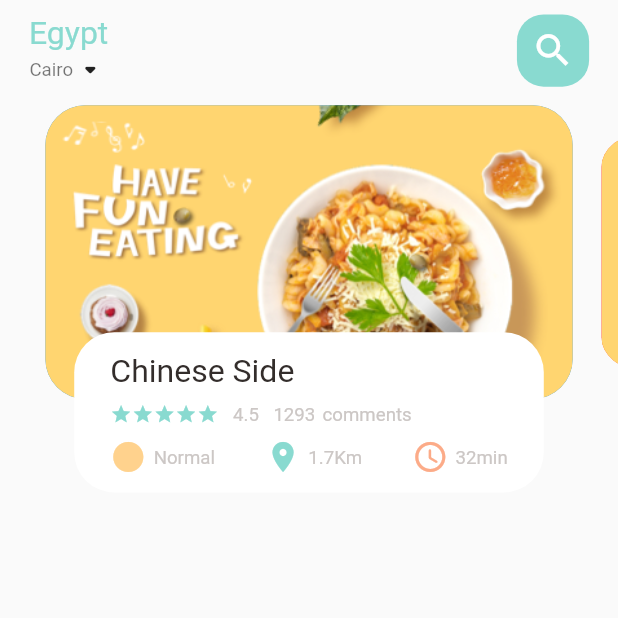
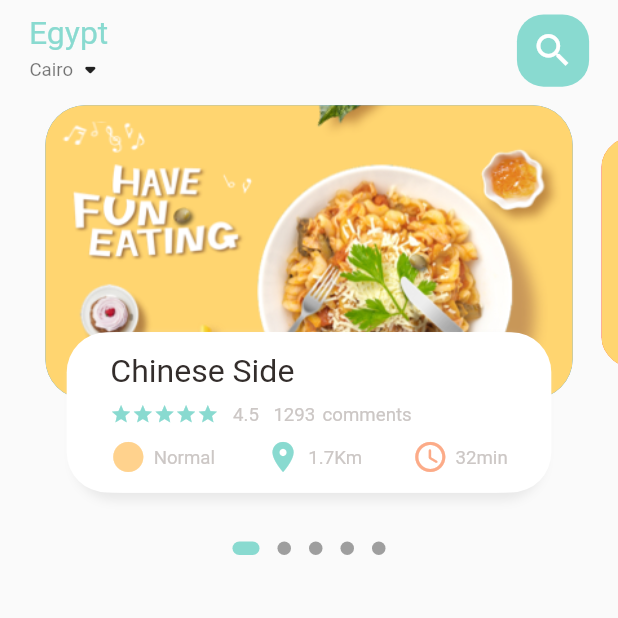
Before and after one commit to saqrelfirgany/Food_Flutter_App, a Flutter app: the screen it shows after launch, on a phone screen of 412 x 824 dp, the top half of it. Run offline on Flutter 3.47's test engine with Material 2 defaults, Android fonts, the phone set to English and light mode, and no system bars; drawn by our look-alikes of dots_indicator; our stand-ins replace flutter_screenutil, get; statements that could not run were skipped.

Commit message:
init comments for home header

```diff
--- a/lib/home/food_page_body.dart
+++ b/lib/home/food_page_body.dart
@@ -1,3 +1,4 @@
+import 'package:dots_indicator/dots_indicator.dart';
 import 'package:flutter/cupertino.dart';
 import 'package:flutter/material.dart';
 import 'package:flutter_screenutil/flutter_screenutil.dart';
@@ -36,7 +37,9 @@ class _FoodPageBodyState extends State<FoodPageBody> {
 
   @override
   Widget build(BuildContext context) {
-    return Container(
+    return Column(
+      children: [
+        Container(
           margin: EdgeInsetsDirectional.only(
             top: 14.h,
           ),
@@ -50,39 +53,39 @@ class _FoodPageBodyState extends State<FoodPageBody> {
                   index: position, currentPageValue: _currentPageValue);
             },
           ),
+        ),
+        buildDotsIndicator(currentPageValue: _currentPageValue),
+      ],
     );
   }
 }
 
-Widget buildPageItem({required int index, required double currentPageValue}) {
-  Matrix4 matrix = Matrix4.identity();
-  double scaleFactor = 0.8;
-  double height = 220.h;
-  if (index == currentPageValue.floor()) {
-    var currScale = 1 - (currentPageValue - index) * (1 - scaleFactor);
-    var currTrans = height * (1 - currScale) / 2;
-    matrix = Matrix4.diagonal3Values(1, currScale, 1)
-      ..setTranslationRaw(0, currTrans, 0);
-  } else if (index == currentPageValue.floor() + 1) {
-    var currScale =
-        scaleFactor + (currentPageValue - index + 1) * (1 - scaleFactor);
-    var currTrans = height * (1 - currScale) / 2;
-    matrix = Matrix4.diagonal3Values(1, currScale, 1);
-    matrix = Matrix4.diagonal3Values(1, currScale, 1)
-      ..setTranslationRaw(0, currTrans, 0);
-  } else if (index == currentPageValue.floor() - 1) {
-    var currScale = 1 - (currentPageValue - index) * (1 - scaleFactor);
-    var currTrans = height * (1 - currScale) / 2;
-    matrix = Matrix4.diagonal3Values(1, currScale, 1);
-    matrix = Matrix4.diagonal3Values(1, currScale, 1)
-      ..setTranslationRaw(0, currTrans, 0);
-  } else {
-    var currScale = 0.8;
-    var currTrans = height * (1 - scaleFactor) / 2;
-    matrix = Matrix4.diagonal3Values(1, currScale, 1)
-      ..setTranslationRaw(0, currTrans, 0);
+Widget buildDotsIndicator({required double currentPageValue}) {
+  ///
+  ///The DotsIndicator for the home page header
+  ///
+  return DotsIndicator(
+    dotsCount: 5,
+    position: currentPageValue,
+    decorator: DotsDecorator(
+      activeColor: AppColors.mainColor,
+      size: const Size.square(9.0),
+      activeSize: const Size(18.0, 9.0),
+      activeShape:
+          RoundedRectangleBorder(borderRadius: BorderRadius.circular(5.0)),
+    ),
+  );
 }
 
+Widget buildPageItem({required int index, required double currentPageValue}) {
+  ///
+  ///The PageItem for the home page header
+  ///
+  Matrix4 matrix = buildHeaderMatrix(index, currentPageValue);
+
+  ///
+  ///Header Slider for the home page header
+  ///
   return Transform(
     transform: matrix,
     child: Stack(
@@ -96,12 +99,20 @@ Widget buildPageItem({required int index, required double currentPageValue}) {
           decoration: BoxDecoration(
             borderRadius: BorderRadius.circular(30.r),
             color: index.isEven ? Colors.blue : Colors.deepOrange,
+
+            ///
+            ///Header Slider Image for the home page header
+            ///
             image: DecorationImage(
               fit: BoxFit.cover,
               image: assets['food0'],
             ),
           ),
         ),
+
+        ///
+        ///Sub Header Details - Container for the home page header
+        ///
         Align(
           alignment: Alignment.bottomCenter,
           child: Container(
@@ -114,7 +125,15 @@ Widget buildPageItem({required int index, required double currentPageValue}) {
             decoration: BoxDecoration(
                 borderRadius: BorderRadius.circular(30.r),
                 color: Colors.white,
+                boxShadow: const [
+                  BoxShadow(
+                    color: Color(0xFFe8e8e8),
+                    blurRadius: 5.0,
+                    offset: Offset(0, 5),
                   ),
+                  BoxShadow(color: Colors.white, offset: Offset(-5, 0)),
+                  BoxShadow(color: Colors.white, offset: Offset(5, 0)),
+                ]),
             child: Container(
               padding: EdgeInsetsDirectional.only(
                 top: 15.h,
@@ -124,10 +143,16 @@ Widget buildPageItem({required int index, required double currentPageValue}) {
               child: Column(
                 crossAxisAlignment: CrossAxisAlignment.start,
                 children: [
+                  ///
+                  ///Sub Header Details - Food Name
+                  ///
                   BigText(text: 'Chinese Side'),
                   SizedBox(height: 10.h),
                   Row(
                     children: [
+                      ///
+                      ///Sub Header Details - Food Starts
+                      ///
                       Wrap(
                         children: List.generate(
                           5,
@@ -139,8 +164,16 @@ Widget buildPageItem({required int index, required double currentPageValue}) {
                         ),
                       ),
                       SizedBox(width: 10.w),
+
+                      ///
+                      ///Sub Header Details - Food Starts rate
+                      ///
                       SmallText(text: '4.5'),
                       SizedBox(width: 10.w),
+
+                      ///
+                      ///Sub Header Details - Food num of comments
+                      ///
                       SmallText(text: '1293'),
                       SizedBox(width: 5.w),
                       SmallText(text: 'comments'),
@@ -176,3 +209,37 @@ Widget buildPageItem({required int index, required double currentPageValue}) {
     ),
   );
 }
+
+Matrix4 buildHeaderMatrix(int index, double currentPageValue) {
+  ///
+  ///The Matrix for transform the home page PageItem
+  ///
+  Matrix4 matrix = Matrix4.identity();
+  double scaleFactor = 0.8;
+  double height = 220.h;
+  if (index == currentPageValue.floor()) {
+    var currScale = 1 - (currentPageValue - index) * (1 - scaleFactor);
+    var currTrans = height * (1 - currScale) / 2;
+    matrix = Matrix4.diagonal3Values(1, currScale, 1)
+      ..setTranslationRaw(0, currTrans, 0);
+  } else if (index == currentPageValue.floor() + 1) {
+    var currScale =
+        scaleFactor + (currentPageValue - index + 1) * (1 - scaleFactor);
+    var currTrans = height * (1 - currScale) / 2;
+    matrix = Matrix4.diagonal3Values(1, currScale, 1);
+    matrix = Matrix4.diagonal3Values(1, currScale, 1)
+      ..setTranslationRaw(0, currTrans, 0);
+  } else if (index == currentPageValue.floor() - 1) {
+    var currScale = 1 - (currentPageValue - index) * (1 - scaleFactor);
+    var currTrans = height * (1 - currScale) / 2;
+    matrix = Matrix4.diagonal3Values(1, currScale, 1);
+    matrix = Matrix4.diagonal3Values(1, currScale, 1)
+      ..setTranslationRaw(0, currTrans, 0);
+  } else {
+    var currScale = 0.8;
+    var currTrans = height * (1 - scaleFactor) / 2;
+    matrix = Matrix4.diagonal3Values(1, currScale, 1)
+      ..setTranslationRaw(0, currTrans, 0);
+  }
+  return matrix;
+}
--- a/pubspec.yaml
+++ b/pubspec.yaml
@@ -13,6 +13,7 @@ dependencies:
     sdk: flutter
   get: ^4.6.1
   flutter_screenutil: ^5.1.1
+  dots_indicator: ^2.0.0
 
   cupertino_icons: ^1.0.2
 
```
Also changed, not shown: pubspec.lock. Lines whose indentation alone changed are shown as unchanged.
